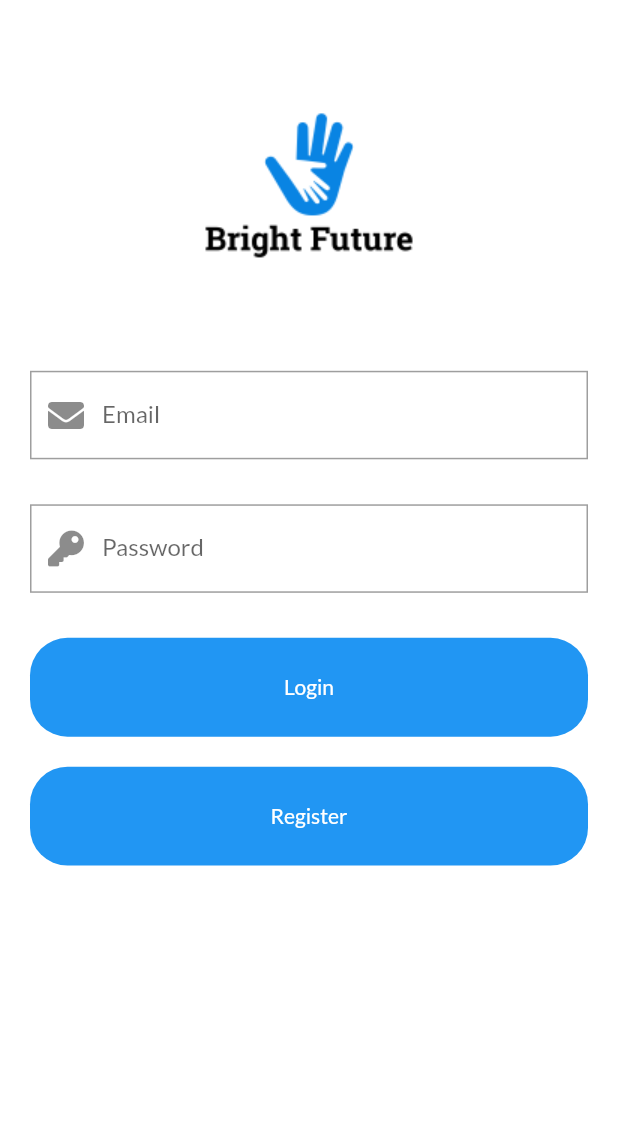
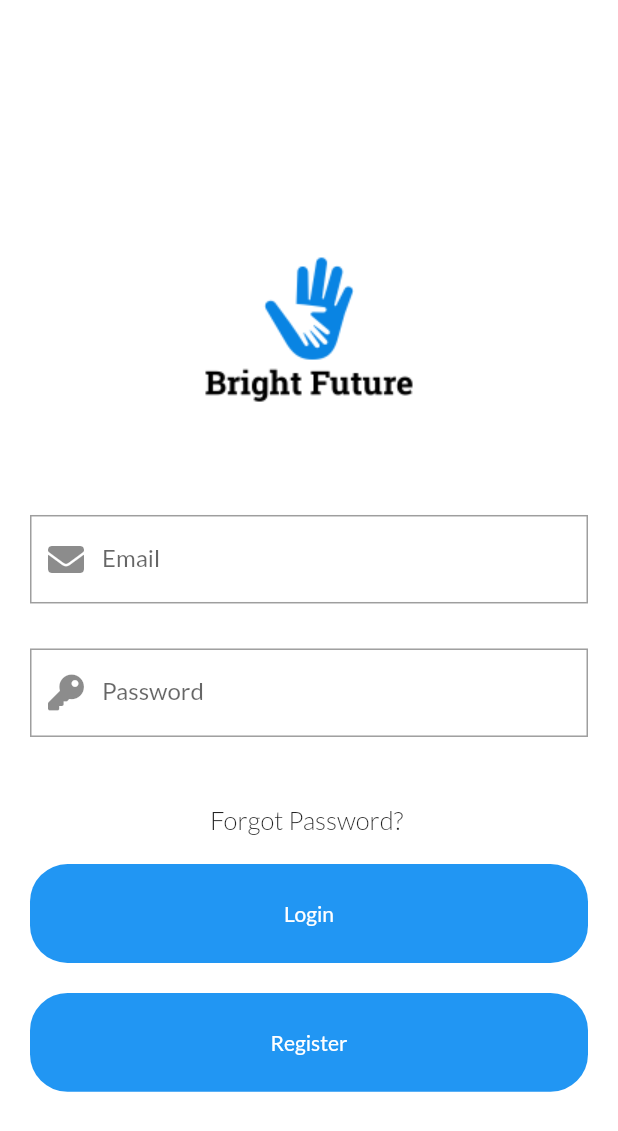
Before and after one commit to CODASL/Bright-Future, a Flutter app: the screen it shows after launch, on a phone screen of 412 x 824 dp. Shown: the top 1131 px of the screen. Run offline on Flutter 3.47's test engine with Material 2 defaults, Android fonts, the phone set to English and light mode, and no system bars; our stand-ins replace animated_splash_screen, badges, cached_network_image, cloud_firestore, connectivity_plus, firebase_auth and 6 more; missing offline and left inert: cross_file_image, flutter_share; accounts and stored records are empty.

Commit message:
added forgot password

```diff
--- a/lib/Screens/login.dart
+++ b/lib/Screens/login.dart
@@ -1,17 +1,19 @@
-import 'package:brightfuture/Providers/bottom_nav.dart';
 import 'package:flutter/material.dart';
 import 'package:font_awesome_flutter/font_awesome_flutter.dart';
 import 'package:provider/provider.dart';
 
 import '../Models/screen_size.dart';
+import '../Providers/bottom_nav.dart';
 import '../Providers/error_handler.dart';
 import '../Providers/login_state.dart';
 import '../Services/auth.dart';
 import '../Widgets/Custom Button/custom_button.dart';
 import '../Widgets/Custom Text Field/custom_textfield.dart';
+import '../Widgets/CustomText/custom_text.dart';
 import '../Widgets/custom_snackbar.dart';
 import '../Widgets/loading.dart';
 import '../constant/image.dart';
+import 'forgot_password.dart';
 import 'home.dart';
 import 'register.dart';
 
@@ -35,19 +37,20 @@ class _LoginState extends State<Login> {
               : SingleChildScrollView(
                   child: Padding(
                     padding: const EdgeInsets.symmetric(horizontal: 20),
-                    child: SizedBox(
-                      //height: ScreenSize.height * 0.8,
-                      child: Form(
-                        key: _formKey,
+                    child: Form(
+                      key: _formKey,
+                      child: SizedBox(
+                        height: ScreenSize.height,
                         child: Column(
-                          mainAxisAlignment: MainAxisAlignment.end,
+                          mainAxisAlignment: MainAxisAlignment.center,
                           children: [
                             SizedBox(
                               height: ScreenSize.height * 0.3,
                               child: Image.asset(logo),
                             ),
                             CustomTextField(
-                              prefixIcon: const Icon(FontAwesomeIcons.solidEnvelope),
+                              prefixIcon:
+                                  const Icon(FontAwesomeIcons.solidEnvelope),
                               validator: (val) {
                                 if (val == null || val.isEmpty) {
                                   return "email can not be empty";
@@ -64,7 +67,7 @@ class _LoginState extends State<Login> {
                               height: 30,
                             ),
                             CustomTextField(
-                               prefixIcon: const Icon(FontAwesomeIcons.key),
+                              prefixIcon: const Icon(FontAwesomeIcons.key),
                               validator: (password) {
                                 if (password == null || password.isEmpty) {
                                   return 'password can not be empty';
@@ -78,7 +81,11 @@ class _LoginState extends State<Login> {
                               label: 'Password',
                             ),
                             const SizedBox(
-                              height: 30,
+                              height: 20,
+                            ),
+                            forgotPassword(context),
+                            const SizedBox(
+                              height: 20,
                             ),
                             CustomButton(
                               onPressed: () async {
@@ -146,3 +153,22 @@ class _LoginState extends State<Login> {
     );
   }
 }
+
+Widget forgotPassword(BuildContext context) {
+  return Column(
+    children: [
+      SizedBox(
+        height: ScreenSize.height * 0.03,
+      ),
+      CustomText(
+        onTap: () {
+          Navigator.push(context,
+              MaterialPageRoute(builder: (_) => const ForgotPassword()));
+        },
+        title: "Forgot Password? ",
+        fontWeight: FontWeight.w300,
+        fontSize: 17,
+      ),
+    ],
+  );
+}
--- a/lib/Widgets/CustomText/custom_text.dart
+++ b/lib/Widgets/CustomText/custom_text.dart
@@ -6,21 +6,27 @@ class CustomText extends StatelessWidget {
   final Color? color;
   final double? fontSize;
   final TextAlign? textAlign;
+  final void Function()? onTap;
   const CustomText(
       {Key? key,
       required this.title,
       this.fontWeight,
       this.color,
-      this.fontSize,  this.textAlign})
+      this.fontSize,
+      this.textAlign,
+      this.onTap})
       : super(key: key);
 
   @override
   Widget build(BuildContext context) {
-    return Text(
-      title,
-      style:
-          TextStyle(fontWeight: fontWeight, color: color, fontSize: fontSize),
-      textAlign: textAlign,
+    return InkWell(
+      onTap: onTap,
+      child: Text(
+        title,
+        style:
+            TextStyle(fontWeight: fontWeight, color: color, fontSize: fontSize),
+        textAlign: textAlign,
+      ),
     );
   }
 }
--- a/lib/constant/image.dart
+++ b/lib/constant/image.dart
@@ -3,3 +3,4 @@ const String logo = "assets/logo.png";
 const String editImg = "assets/edit.png";
 const String dp =
     "https://firebasestorage.googleapis.com/v0/b/bright-future-6834f.appspot.com/o/avt.png?alt=media&token=84ac186f-4d52-4c9e-8756-727303f14ee7";
+const String forgetPassImg = "assets/forgetPass.png";
```
Also changed, not shown: lib/Providers/validations.dart (added, +74 -0 lines), lib/Screens/forgot_password.dart (added, +130 -0 lines), assets/forgetPass.png (added).
